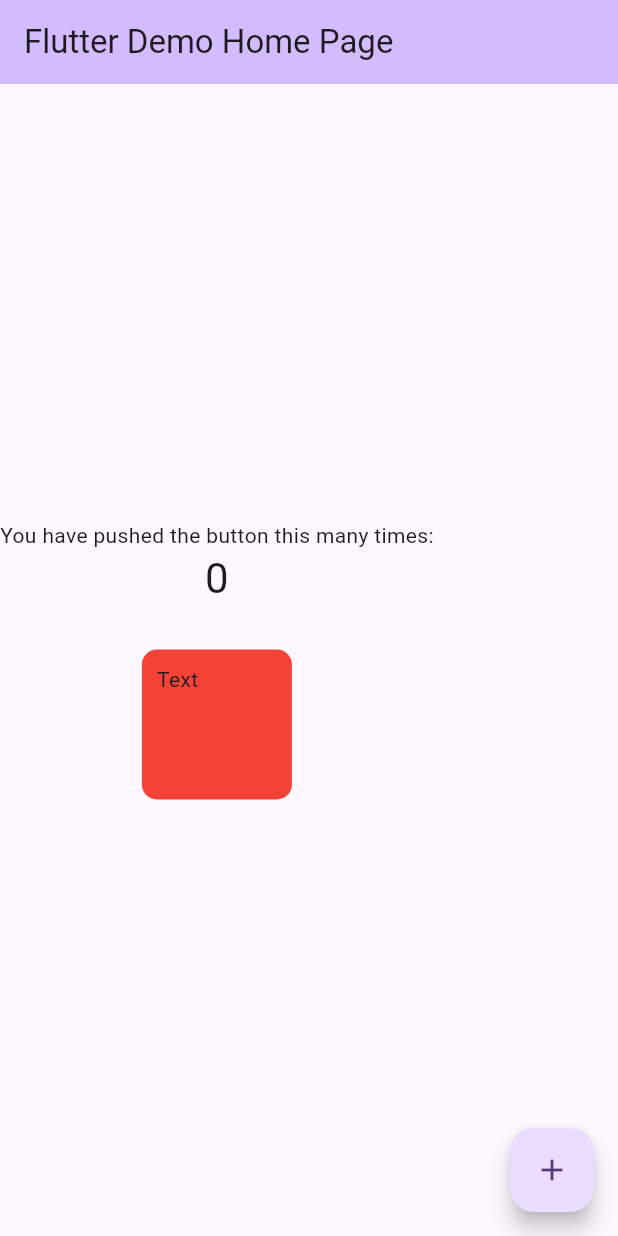
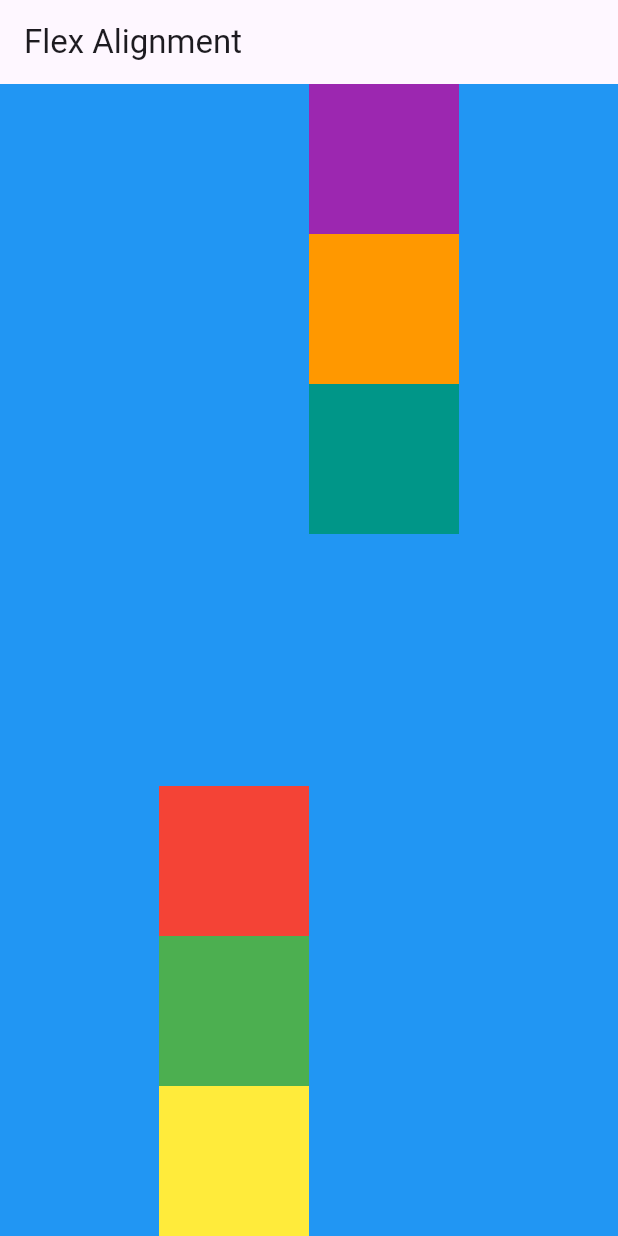
Before and after one commit to mixkungz/my-flutter-playground, a Flutter app: the screen it shows after launch, on a phone screen of 412 x 824 dp. Run offline on Flutter 3.47's test engine with Material 3 defaults, Android fonts, the phone set to English and light mode, and no system bars.

Commit message:
:sparkles: Learning flex/layout

```diff
--- /dev/null
+++ b/lib/flex-alignment.dart
@@ -0,0 +1,43 @@
+import 'package:flutter/material.dart';
+
+class FlexAlignment extends StatefulWidget {
+  @override
+  _FlexAlignmentState createState() => _FlexAlignmentState();
+}
+
+class _FlexAlignmentState extends State<FlexAlignment> {
+  @override
+  Widget build(BuildContext context) {
+    return MaterialApp(
+      home: Scaffold(
+        appBar: AppBar(title: Text('Flex Alignment')),
+        // ...existing code...
+        body: Container(
+          color: Colors.blue,
+          child: Row(
+            crossAxisAlignment: CrossAxisAlignment.end,
+            mainAxisAlignment: MainAxisAlignment.center,
+            children: [
+              Column(
+                mainAxisAlignment: MainAxisAlignment.end,
+                children: [
+                  Container(color: Colors.red, width: 100, height: 100),
+                  Container(color: Colors.green, width: 100, height: 100),
+                  Container(color: Colors.yellow, width: 100, height: 100),
+                ],
+              ),
+              Column(
+                children: [
+                  Container(color: Colors.purple, width: 100, height: 100),
+                  Container(color: Colors.orange, width: 100, height: 100),
+                  Container(color: Colors.teal, width: 100, height: 100),
+                ],
+              ),
+            ],
+          ),
+        ),
+        // ...existing code...
+      ),
+    );
+  }
+}
--- a/lib/main.dart
+++ b/lib/main.dart
@@ -1,4 +1,5 @@
 import 'package:flutter/material.dart';
+import 'package:flutter_playground/flex-alignment.dart';
 
 void main() {
   runApp(const MyApp());
@@ -30,7 +31,8 @@ class MyApp extends StatelessWidget {
         // tested with just a hot reload.
         colorScheme: ColorScheme.fromSeed(seedColor: Colors.deepPurple),
       ),
-      home: const MyHomePage(title: 'Flutter Demo Home Page'),
+      // home: const MyHomePage(title: 'Flutter Demo Home Page'),
+      home: FlexAlignment(),
     );
   }
 }
```
